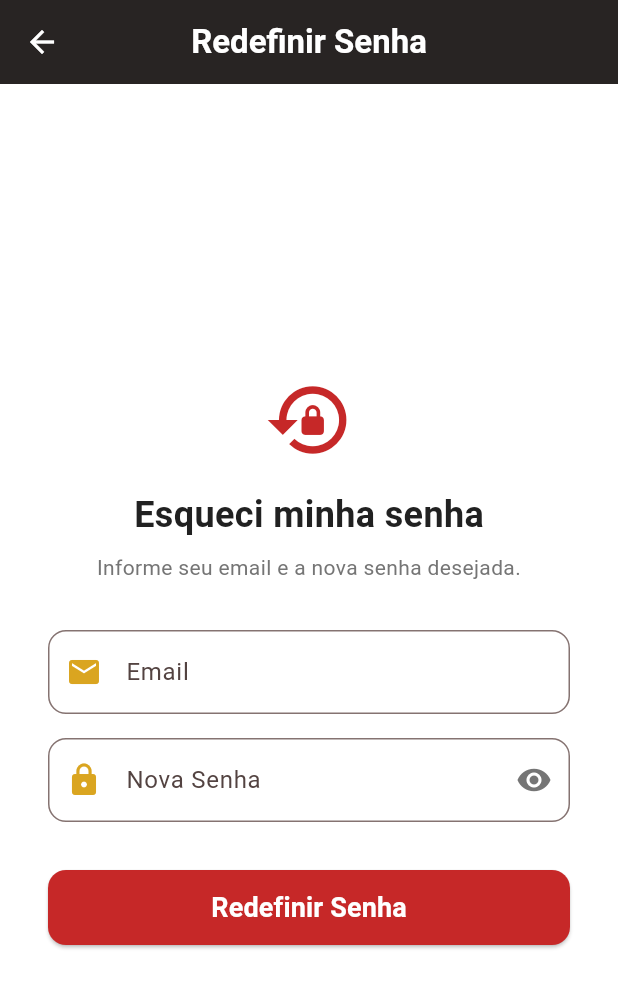
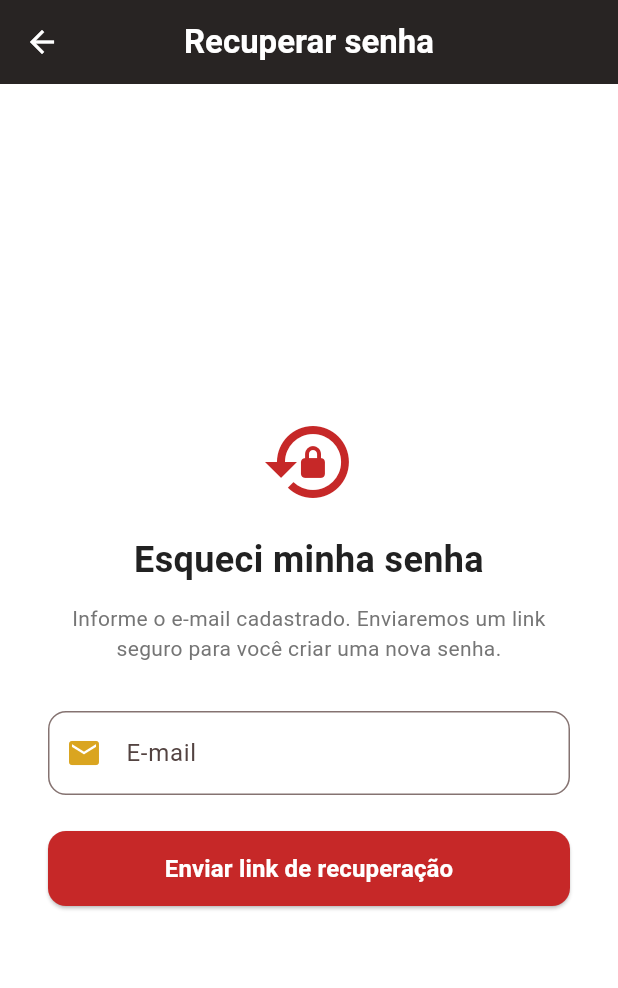
Before and after one commit to LucasGabrielSousaDaSilva/unireceitas, a Flutter app: the screen it shows after launch, after a tap on "Esqueci minha senha", on a phone screen of 412 x 824 dp. Shown: the top 988 px of the screen. Run offline on Flutter 3.47's test engine with Material 3 defaults, Android fonts, the phone set to English and light mode, and no system bars; our stand-ins replace connectivity_plus, google_generative_ai, image_picker, sqflite, sqflite_common_ffi, sqflite_common_ffi_web and 1 more; missing offline and left inert: googleapis; accounts and stored records are empty.

Commit message:
correção na tela de recuperação da senha

```diff
--- a/lib/main.dart
+++ b/lib/main.dart
@@ -1,3 +1,4 @@
+import 'dart:async';
 import 'dart:io';
 import 'package:flutter/foundation.dart' show kIsWeb;
 import 'package:flutter/material.dart';
@@ -13,13 +14,13 @@ import 'providers/calendar_provider.dart';
 import 'screens/login_screen.dart';
 import 'screens/cadastro_usuario_screen.dart';
 import 'screens/esqueci_senha_screen.dart';
+import 'screens/redefinir_senha_screen.dart';
 import 'screens/home_screen.dart';
 import 'screens/perfil_screen.dart';
 import 'screens/detalhes_receita_screen.dart';
 import 'screens/cadastro_receita_screen.dart';
 import 'screens/editar_receita_screen.dart';
 import 'screens/recursos_screen.dart';
-import 'services/supabase_service.dart';
 import 'services/sync_service.dart';
 import 'utils/app_colors.dart';
 import 'config/supabase_config.dart';
@@ -60,7 +61,7 @@ void main() async {
   );
 }
 
-class UniReceitasApp extends StatelessWidget {
+class UniReceitasApp extends StatefulWidget {
   final AuthProvider authProvider;
   final ReceitaProvider receitaProvider;
 
@@ -71,17 +72,55 @@ class UniReceitasApp extends StatelessWidget {
   });
 
   @override
+  State<UniReceitasApp> createState() => _UniReceitasAppState();
+}
+
+class _UniReceitasAppState extends State<UniReceitasApp> {
+  final GlobalKey<NavigatorState> _navigatorKey = GlobalKey<NavigatorState>();
+  StreamSubscription<AuthState>? _authSub;
+
+  @override
+  void initState() {
+    super.initState();
+    // Escuta o fluxo oficial de recuperação de senha do Supabase.
+    // Quando o usuário abre o deep link recebido por e-mail, o SDK
+    // emite o evento [AuthChangeEvent.passwordRecovery] com uma sessão
+    // temporária que autoriza a troca de senha.
+    try {
+      _authSub = Supabase.instance.client.auth.onAuthStateChange.listen(
+        (data) {
+          if (data.event == AuthChangeEvent.passwordRecovery) {
+            _navigatorKey.currentState?.pushNamedAndRemoveUntil(
+              '/redefinir-senha',
+              (_) => false,
+            );
+          }
+        },
+      );
+    } catch (e) {
+      debugPrint('Falha ao registrar listener de auth do Supabase: $e');
+    }
+  }
+
+  @override
+  void dispose() {
+    _authSub?.cancel();
+    super.dispose();
+  }
+
+  @override
   Widget build(BuildContext context) {
     return MultiProvider(
       providers: [
-        ChangeNotifierProvider.value(value: authProvider),
-        ChangeNotifierProvider.value(value: receitaProvider),
+        ChangeNotifierProvider.value(value: widget.authProvider),
+        ChangeNotifierProvider.value(value: widget.receitaProvider),
         ChangeNotifierProvider(create: (_) => AIProvider()),
         ChangeNotifierProvider(create: (_) => NutritionProvider()),
         ChangeNotifierProvider(create: (_) => CalendarProvider()),
       ],
       child: MaterialApp(
         title: 'UniReceitas',
+        navigatorKey: _navigatorKey,
         debugShowCheckedModeBanner: false,
         theme: ThemeData(
           primaryColor: AppColors.vermelho,
@@ -105,6 +144,7 @@ class UniReceitasApp extends StatelessWidget {
           '/': (context) => const LoginScreen(),
           '/cadastro-usuario': (context) => const CadastroUsuarioScreen(),
           '/esqueci-senha': (context) => const EsqueciSenhaScreen(),
+          '/redefinir-senha': (context) => const RedefinirSenhaScreen(),
           '/home': (context) => const HomeScreen(),
           '/perfil': (context) => const PerfilScreen(),
           '/detalhes': (context) => const DetalhesReceitaScreen(),
--- a/lib/screens/esqueci_senha_screen.dart
+++ b/lib/screens/esqueci_senha_screen.dart
@@ -3,8 +3,12 @@ import 'package:provider/provider.dart';
 import '../providers/auth_provider.dart';
 import '../utils/app_colors.dart';
 
-/// Tela de redefinição de senha.
-/// O usuário digita o email e a nova senha.
+/// Tela inicial do fluxo oficial de recuperação de senha (Supabase Auth).
+///
+/// O usuário informa apenas o e-mail. O Supabase envia o link oficial
+/// de redefinição; ao abrir o link, o app captura o evento
+/// [AuthChangeEvent.passwordRecovery] e navega para a tela onde a nova
+/// senha é definida.
 class EsqueciSenhaScreen extends StatefulWidget {
   const EsqueciSenhaScreen({super.key});
 
@@ -15,39 +19,43 @@ class EsqueciSenhaScreen extends StatefulWidget {
 class _EsqueciSenhaScreenState extends State<EsqueciSenhaScreen> {
   final _formKey = GlobalKey<FormState>();
   final _emailController = TextEditingController();
-  final _novaSenhaController = TextEditingController();
-  bool _senhaVisivel = false;
+
+  bool _enviando = false;
+  bool _enviado = false;
+
+  static final RegExp _emailRegex =
+      RegExp(r'^[\w\.\-+]+@[\w\-]+\.[\w\-\.]+$');
 
   @override
   void dispose() {
     _emailController.dispose();
-    _novaSenhaController.dispose();
     super.dispose();
   }
 
-  Future<void> _redefinirSenha() async {
-    if (_formKey.currentState!.validate()) {
+  Future<void> _enviarLink() async {
+    if (!_formKey.currentState!.validate()) return;
+
+    setState(() => _enviando = true);
     final authProvider = context.read<AuthProvider>();
-      final erro = await authProvider.redefinirSenha(
-        email: _emailController.text.trim(),
-        novaSenha: _novaSenhaController.text,
-      );
+    final erro =
+        await authProvider.enviarEmailRecuperacao(_emailController.text.trim());
 
     if (!mounted) return;
+    setState(() => _enviando = false);
+
     if (erro != null) {
       ScaffoldMessenger.of(context).showSnackBar(
-          SnackBar(content: Text(erro), backgroundColor: AppColors.vermelho),
-        );
-      } else {
-        ScaffoldMessenger.of(context).showSnackBar(
-          const SnackBar(
-            content: Text('Senha redefinida com sucesso! Faça login.'),
-            backgroundColor: Colors.green,
+        SnackBar(
+          content: Text(erro),
+          backgroundColor: AppColors.vermelho,
+          behavior: SnackBarBehavior.floating,
         ),
       );
-        Navigator.pop(context);
+      return;
     }
-    }
+
+    // Mensagem genérica para evitar enumeração de usuários.
+    setState(() => _enviado = true);
   }
 
   @override
@@ -56,8 +64,9 @@ class _EsqueciSenhaScreenState extends State<EsqueciSenhaScreen> {
       backgroundColor: AppColors.branco,
       appBar: AppBar(
         title: const Text(
-          'Redefinir Senha',
-          style: TextStyle(color: AppColors.branco, fontWeight: FontWeight.bold),
+          'Recuperar senha',
+          style:
+              TextStyle(color: AppColors.branco, fontWeight: FontWeight.bold),
         ),
         backgroundColor: AppColors.preto,
         iconTheme: const IconThemeData(color: AppColors.branco),
@@ -65,108 +74,88 @@ class _EsqueciSenhaScreenState extends State<EsqueciSenhaScreen> {
       body: Center(
         child: SingleChildScrollView(
           padding: const EdgeInsets.all(32),
-          child: Form(
+          child: _enviado ? _buildSucesso() : _buildFormulario(),
+        ),
+      ),
+    );
+  }
+
+  Widget _buildFormulario() {
+    return Form(
       key: _formKey,
       child: Column(
+        crossAxisAlignment: CrossAxisAlignment.stretch,
         children: [
-                const Icon(
-                  Icons.lock_reset,
-                  size: 60,
-                  color: AppColors.vermelho,
-                ),
+          const Icon(Icons.lock_reset,
+              size: 64, color: AppColors.vermelho),
           const SizedBox(height: 16),
           const Text(
             'Esqueci minha senha',
+            textAlign: TextAlign.center,
             style: TextStyle(
               fontSize: 24,
               fontWeight: FontWeight.bold,
               color: AppColors.preto,
             ),
           ),
-                const SizedBox(height: 8),
+          const SizedBox(height: 12),
           const Text(
-                  'Informe seu email e a nova senha desejada.',
+            'Informe o e-mail cadastrado. Enviaremos um link seguro '
+            'para você criar uma nova senha.',
+            textAlign: TextAlign.center,
             style: TextStyle(fontSize: 14, color: AppColors.cinza),
-                  textAlign: TextAlign.center,
           ),
           const SizedBox(height: 32),
-
-                // Email
           TextFormField(
             controller: _emailController,
             keyboardType: TextInputType.emailAddress,
+            autofillHints: const [AutofillHints.email],
+            enabled: !_enviando,
             decoration: InputDecoration(
-                    labelText: 'Email',
-                    prefixIcon: const Icon(Icons.email, color: AppColors.dourado),
+              labelText: 'E-mail',
+              prefixIcon:
+                  const Icon(Icons.email, color: AppColors.dourado),
               border: OutlineInputBorder(
                 borderRadius: BorderRadius.circular(12),
               ),
               focusedBorder: OutlineInputBorder(
                 borderRadius: BorderRadius.circular(12),
-                      borderSide: const BorderSide(color: AppColors.dourado, width: 2),
+                borderSide:
+                    const BorderSide(color: AppColors.dourado, width: 2),
               ),
             ),
             validator: (valor) {
-                    if (valor == null || valor.trim().isEmpty) {
-                      return 'Informe o email';
-                    }
+              final v = valor?.trim() ?? '';
+              if (v.isEmpty) return 'Informe o e-mail';
+              if (!_emailRegex.hasMatch(v)) return 'E-mail inválido';
               return null;
             },
           ),
-                const SizedBox(height: 16),
-
-                // Nova Senha
-                TextFormField(
-                  controller: _novaSenhaController,
-                  obscureText: !_senhaVisivel,
-                  decoration: InputDecoration(
-                    labelText: 'Nova Senha',
-                    prefixIcon: const Icon(Icons.lock, color: AppColors.dourado),
-                    suffixIcon: IconButton(
-                      icon: Icon(
-                        _senhaVisivel ? Icons.visibility_off : Icons.visibility,
-                        color: AppColors.cinza,
-                      ),
-                      onPressed: () {
-                        setState(() => _senhaVisivel = !_senhaVisivel);
-                      },
-                    ),
-                    border: OutlineInputBorder(
-                      borderRadius: BorderRadius.circular(12),
-                    ),
-                    focusedBorder: OutlineInputBorder(
-                      borderRadius: BorderRadius.circular(12),
-                      borderSide: const BorderSide(color: AppColors.dourado, width: 2),
-                    ),
-                  ),
-                  validator: (valor) {
-                    if (valor == null || valor.isEmpty) {
-                      return 'Informe a nova senha';
-                    }
-                    if (valor.length < 6) {
-                      return 'A senha deve ter pelo menos 6 caracteres';
-                    }
-                    return null;
-                  },
-                ),
-                const SizedBox(height: 32),
-
-                // Botão Redefinir
+          const SizedBox(height: 24),
           SizedBox(
-                  width: double.infinity,
             height: 50,
             child: ElevatedButton(
-                    onPressed: _redefinirSenha,
+              onPressed: _enviando ? null : _enviarLink,
               style: ElevatedButton.styleFrom(
                 backgroundColor: AppColors.vermelho,
                 shape: RoundedRectangleBorder(
                   borderRadius: BorderRadius.circular(12),
                 ),
               ),
-                    child: const Text(
-                      'Redefinir Senha',
+              child: _enviando
+                  ? const SizedBox(
+                      height: 22,
+                      width: 22,
+                      child: CircularProgressIndicator(
+                        strokeWidth: 2.5,
+                        valueColor: AlwaysStoppedAnimation<Color>(
+                            AppColors.branco),
+                      ),
+                    )
+                  : const Text(
+                      'Enviar link de recuperação',
                       style: TextStyle(
-                        fontSize: 18,
+                        fontSize: 16,
                         fontWeight: FontWeight.bold,
                         color: AppColors.branco,
                       ),
@@ -175,9 +164,73 @@ class _EsqueciSenhaScreenState extends State<EsqueciSenhaScreen> {
           ),
         ],
       ),
+    );
+  }
+
+  Widget _buildSucesso() {
+    return Column(
+      crossAxisAlignment: CrossAxisAlignment.stretch,
+      children: [
+        const Icon(Icons.mark_email_read,
+            size: 72, color: Colors.green),
+        const SizedBox(height: 16),
+        const Text(
+          'Confira seu e-mail',
+          textAlign: TextAlign.center,
+          style: TextStyle(
+            fontSize: 22,
+            fontWeight: FontWeight.bold,
+            color: AppColors.preto,
+          ),
+        ),
+        const SizedBox(height: 12),
+        const Text(
+          'Se houver uma conta associada a este e-mail, você receberá '
+          'um link para redefinir a senha em alguns instantes. '
+          'O link expira por segurança — abra-o no mesmo dispositivo.',
+          textAlign: TextAlign.center,
+          style: TextStyle(fontSize: 14, color: AppColors.cinza),
+        ),
+        const SizedBox(height: 32),
+        SizedBox(
+          height: 50,
+          child: OutlinedButton(
+            onPressed: () {
+              setState(() {
+                _enviado = false;
+                _emailController.clear();
+              });
+            },
+            style: OutlinedButton.styleFrom(
+              side: const BorderSide(color: AppColors.vermelho, width: 1.5),
+              shape: RoundedRectangleBorder(
+                borderRadius: BorderRadius.circular(12),
+              ),
+            ),
+            child: const Text(
+              'Enviar para outro e-mail',
+              style: TextStyle(color: AppColors.vermelho),
             ),
           ),
         ),
+        const SizedBox(height: 12),
+        SizedBox(
+          height: 50,
+          child: ElevatedButton(
+            onPressed: () => Navigator.pop(context),
+            style: ElevatedButton.styleFrom(
+              backgroundColor: AppColors.preto,
+              shape: RoundedRectangleBorder(
+                borderRadius: BorderRadius.circular(12),
+              ),
+            ),
+            child: const Text(
+              'Voltar para login',
+              style: TextStyle(color: AppColors.branco),
+            ),
+          ),
+        ),
+      ],
     );
   }
 }
--- a/lib/services/auth_service.dart
+++ b/lib/services/auth_service.dart
@@ -1,12 +1,14 @@
 import '../models/usuario.dart';
 import '../database/database_helper.dart';
 import '../services/sync_service.dart';
+import '../services/supabase_service.dart';
 
 /// AuthService - Camada de Serviço de Autenticação
 /// Responsável pela lógica de negócio de autenticação e gerenciamento de usuários
 class AuthService {
   final DatabaseHelper _db = DatabaseHelper.instance;
   final SyncService _sync = SyncService.instance;
+  final SupabaseService _supabase = SupabaseService();
   final List<Usuario> _usuarios = [];
 
   /// Carrega usuários do banco de dados
@@ -109,20 +111,29 @@ class AuthService {
     return usuarioAtualizado;
   }
 
-  /// Redefine a senha de um usuário
-  Future<void> redefinirSenha({
-    required String email,
-    required String novaSenha,
-  }) async {
-    try {
-      final usuario = _usuarios.firstWhere(
-        (u) => u.email.toLowerCase() == email.toLowerCase(),
-      );
-      usuario.senha = novaSenha;
-      await _db.updateUsuario(usuario);
-    } catch (e) {
-      throw Exception('Usuário não encontrado ou erro ao redefinir senha.');
+  /// Envia o e-mail oficial de recuperação de senha via Supabase Auth.
+  ///
+  /// Por segurança, não diferencia "usuário não existe" de "e-mail enviado":
+  /// a API do Supabase é desenhada para não permitir enumeração de usuários,
+  /// então a UI deve sempre exibir mensagem genérica de sucesso.
+  Future<void> enviarEmailRecuperacao(String email) async {
+    if (email.trim().isEmpty) {
+      throw Exception('Informe um e-mail válido.');
     }
+    await _supabase.enviarEmailRecuperacaoSenha(email.trim());
+  }
+
+  /// Atualiza a senha do usuário autenticado pela sessão de recuperação
+  /// (a sessão é estabelecida automaticamente pelo SDK quando o usuário
+  /// abre o deep link recebido por e-mail).
+  ///
+  /// Também sincroniza a senha no cache local em memória para manter
+  /// consistência com o restante do sistema.
+  Future<void> redefinirSenhaAutenticada(String novaSenha) async {
+    if (novaSenha.length < 6) {
+      throw Exception('A senha deve ter pelo menos 6 caracteres.');
+    }
+    await _supabase.atualizarSenha(novaSenha);
   }
 
   /// Obtém todos os usuários
--- a/lib/services/sync_service.dart
+++ b/lib/services/sync_service.dart
@@ -72,27 +72,77 @@ class SyncService {
     }
   }
 
-  /// Sincroniza usuários
+  /// Valida formato de email (evita enviar emails inválidos para o Supabase Auth)
+  bool _emailValido(String email) {
+    final regex = RegExp(r'^[\w\.\-+]+@[\w\-]+\.[\w\-\.]+$');
+    return email.isNotEmpty && regex.hasMatch(email);
+  }
+
+  /// Sincroniza usuários (bidirecional)
   Future<void> _sincronizarUsuarios() async {
     try {
       final usuariosLocais = await _localDb.getUsuarios();
       final usuariosRemoto = await _remoteDb.obterUsuarios();
 
-      // Envia usuários novos para o servidor
+      // Puxa usuários remotos para o banco local (necessário para FK de receitas)
+      for (final remoto in usuariosRemoto) {
+        if (remoto.id.isEmpty) continue;
+        final existeLocal =
+            usuariosLocais.any((u) => u.id == remoto.id);
+        if (!existeLocal) {
+          await _localDb.insertUsuario(remoto);
+        }
+      }
+
+      // Envia usuários novos para o servidor (pulando emails inválidos)
       for (final usuario in usuariosLocais) {
+        if (!_emailValido(usuario.email)) {
+          // ignore: avoid_print
+          print('Pulando sync de usuário com email inválido: "${usuario.email}"');
+          continue;
+        }
         final existe = usuariosRemoto.any((u) => u.email == usuario.email);
         if (!existe) {
+          try {
             await _remoteDb.criarUsuario(
               nome: usuario.nome,
               email: usuario.email,
               senha: usuario.senha,
             );
+          } catch (e) {
+            // ignore: avoid_print
+            print('Falha ao enviar usuário ${usuario.email} ao remoto: $e');
+          }
         }
       }
     } catch (e) {
       // ignore: avoid_print
       print('Erro ao sincronizar usuários: $e');
     }
+  }
+
+  /// Garante que o proprietário de uma receita exista localmente antes
+  /// de salvar a receita (evita falha de FOREIGN KEY).
+  Future<bool> _garantirProprietarioLocal(String proprietarioId) async {
+    if (proprietarioId.isEmpty) return false;
+    final existente = await _localDb.getUsuarioById(proprietarioId);
+    if (existente != null) return true;
+
+    try {
+      final remotos = await _remoteDb.obterUsuarios();
+      final dono = remotos.firstWhere(
+        (u) => u.id == proprietarioId,
+        orElse: () => Usuario(id: '', nome: '', email: '', senha: ''),
+      );
+      if (dono.id.isNotEmpty) {
+        await _localDb.insertUsuario(dono);
+        return true;
+      }
+    } catch (e) {
+      // ignore: avoid_print
+      print('Falha ao buscar proprietário remoto $proprietarioId: $e');
+    }
+    return false;
   }
 
   /// Sincroniza receitas
@@ -121,8 +171,19 @@ class SyncService {
       // Adiciona localmente receitas do servidor que ainda não estão no banco local
       for (final receita in receitasRemoto) {
         final existe = receitasLocais.any((r) => r.id == receita.id);
-        if (!existe) {
+        if (existe) continue;
+        final donoOk = await _garantirProprietarioLocal(receita.proprietarioId);
+        if (!donoOk) {
+          // ignore: avoid_print
+          print(
+              'Pulando receita ${receita.id} (${receita.nome}): proprietário ${receita.proprietarioId} não existe localmente.');
+          continue;
+        }
+        try {
           await _localDb.insertReceita(receita);
+        } catch (e) {
+          // ignore: avoid_print
+          print('Falha ao inserir receita ${receita.id} localmente: $e');
         }
       }
     } catch (e) {
@@ -192,9 +253,26 @@ class SyncService {
         for (final remoto in receitasRemoto) {
           final existe = receitasLocais.any((local) => local.id == remoto.id);
           if (existe) {
+            try {
               await _localDb.updateReceita(remoto);
-          } else {
+            } catch (e) {
+              // ignore: avoid_print
+              print('Falha ao atualizar receita ${remoto.id} localmente: $e');
+            }
+            continue;
+          }
+          final donoOk = await _garantirProprietarioLocal(remoto.proprietarioId);
+          if (!donoOk) {
+            // ignore: avoid_print
+            print(
+                'Pulando receita ${remoto.id} (${remoto.nome}): proprietário ${remoto.proprietarioId} não existe localmente.');
+            continue;
+          }
+          try {
             await _localDb.insertReceita(remoto);
+          } catch (e) {
+            // ignore: avoid_print
+            print('Falha ao inserir receita ${remoto.id} localmente: $e');
           }
         }
         return await _localDb.getReceitas();
```
Also changed, not shown: lib/config/supabase_config.dart (+8 -0 lines), lib/database/database_helper.dart (+16 -1 lines), lib/providers/auth_provider.dart (+16 -6 lines), lib/screens/redefinir_senha_screen.dart (added, +274 -0 lines), lib/services/supabase_service.dart (+36 -0 lines). Lines whose indentation alone changed are shown as unchanged.
